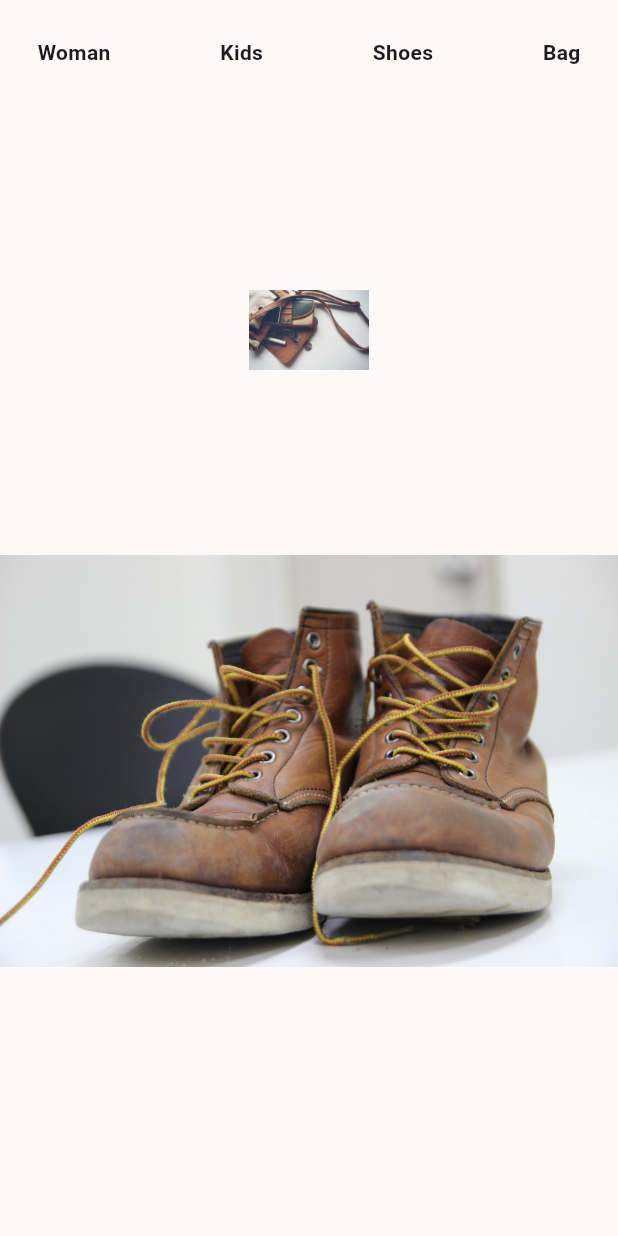
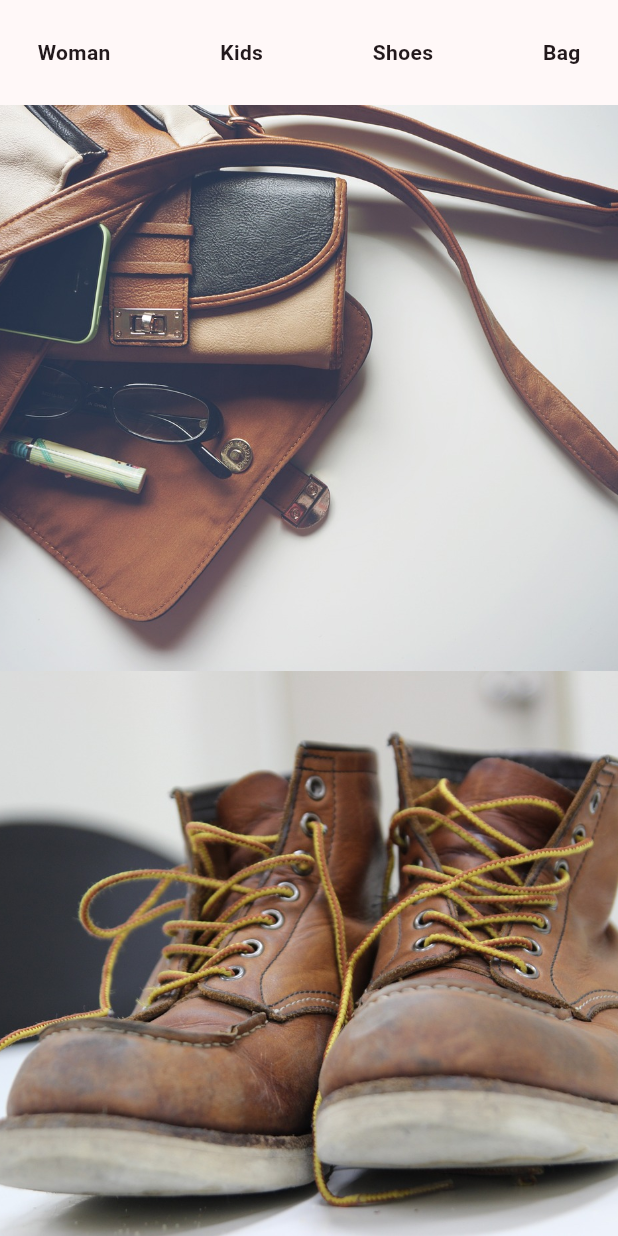
Before and after one commit to daehan-lim/flutter-widget-test, a Flutter app: the screen it shows after launch, on a phone screen of 412 x 824 dp. Run offline on Flutter 3.47's test engine with Material 3 defaults, Android fonts, the phone set to English and light mode, and no system bars; our stand-ins replace flutter_markdown.

Commit message:
Go back to store

```diff
--- a/lib/main.dart
+++ b/lib/main.dart
@@ -1,4 +1,3 @@
-import 'package:first_app/ui/test_image.dart';
 import 'package:first_app/ui/test_store.dart';
 import 'package:flutter/material.dart';
 
--- a/lib/ui/test_store.dart
+++ b/lib/ui/test_store.dart
@@ -23,8 +23,8 @@ class StorePage extends StatelessWidget {
               ],
             ),
           ),
-          SizedBox(height: 300, width: 80, child: Image.asset("assets/bag.jpg", fit: BoxFit.contain)),
-          Flexible(child: Image.asset("assets/shoes.jpg", fit: BoxFit.cover)),
+          Expanded(child: Image.asset("assets/bag.jpg", fit: BoxFit.cover)),
+          Expanded(child: Image.asset("assets/shoes.jpg", fit: BoxFit.cover)),
         ],
       ),
     )); // <- base UI
```
